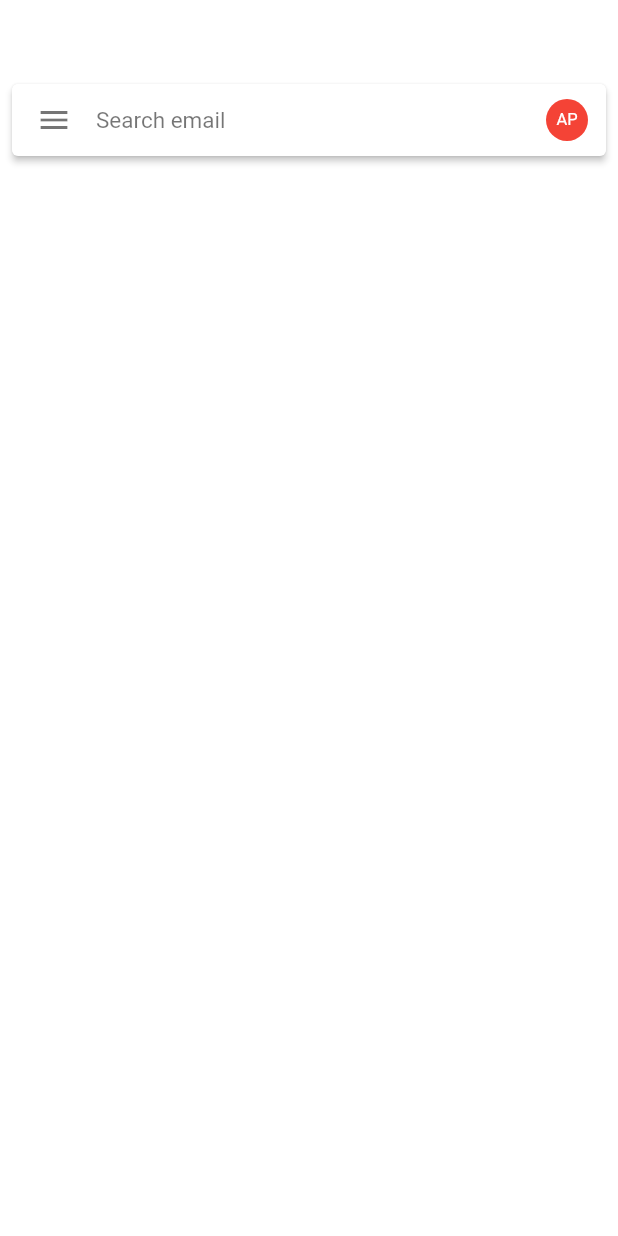
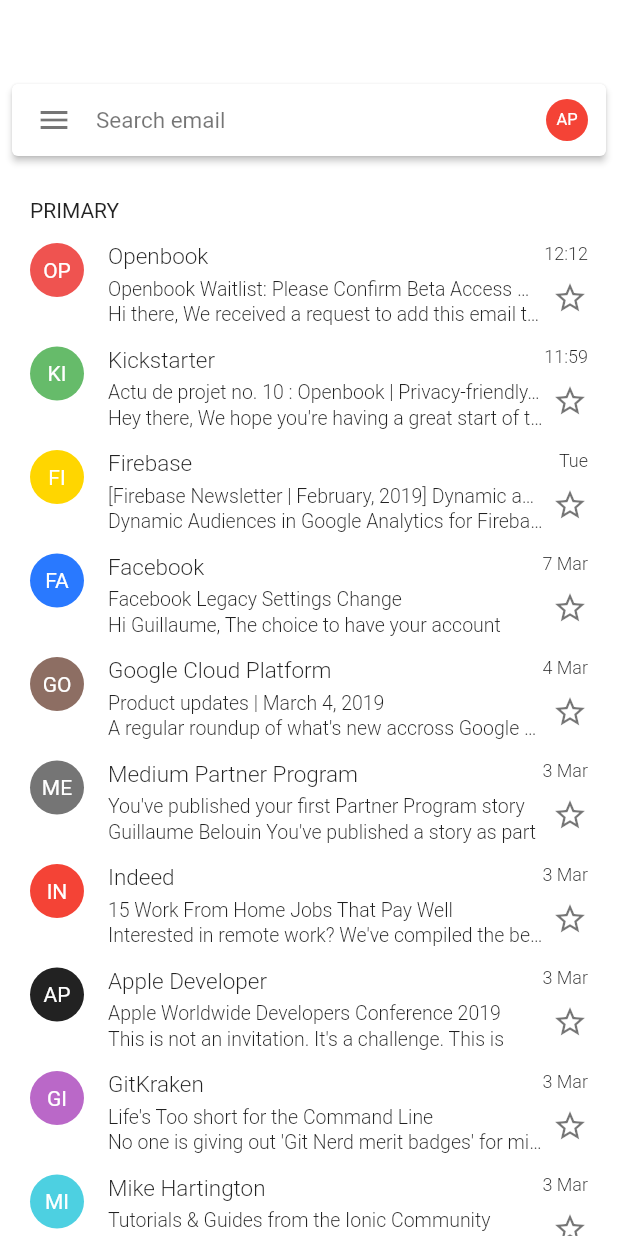
Before and after one commit to Appli-chic/gmail-flutter, a Flutter app: the screen it shows after launch, on a phone screen of 412 x 824 dp. Run offline on Flutter 3.47's test engine with Material 2 defaults, Android fonts, the phone set to English and light mode, and no system bars.

Commit message:
Creating the list of emails.

```diff
--- /dev/null
+++ b/lib/component/mail-item.dart
@@ -0,0 +1,124 @@
+import 'package:flutter/material.dart';
+
+class MailItem extends StatefulWidget {
+  MailItem({
+    Key key,
+    this.title,
+    this.date,
+    this.object,
+    this.message,
+    this.circleColor,
+  }) : super(key: key);
+
+  final String title;
+  final String date;
+  final String object;
+  final String message;
+  final Color circleColor;
+
+  @override
+  _MailItemState createState() => _MailItemState();
+}
+
+class _MailItemState extends State<MailItem> {
+  @override
+  Widget build(BuildContext context) {
+    return Container(
+      margin: EdgeInsets.only(top: 14),
+      child: Row(
+        mainAxisAlignment: MainAxisAlignment.start,
+        crossAxisAlignment: CrossAxisAlignment.start,
+        children: <Widget>[
+          CircleAvatar(
+            maxRadius: 18,
+            backgroundColor: this.widget.circleColor,
+            child: Text(
+              this.widget.title.toUpperCase().substring(0, 2),
+              style: TextStyle(
+                color: Colors.white,
+                fontSize: 14.0,
+              ),
+            ),
+          ),
+          Flexible(
+            child: Container(
+              margin: EdgeInsets.only(left: 16),
+              child: Column(
+                children: <Widget>[
+                  Row(
+                    mainAxisAlignment: MainAxisAlignment.spaceBetween,
+                    crossAxisAlignment: CrossAxisAlignment.start,
+                    children: <Widget>[
+                      Text(
+                        this.widget.title,
+                        style: TextStyle(
+                          color: Colors.black87,
+                          fontWeight: FontWeight.w300,
+                          fontSize: 15,
+                        ),
+                      ),
+                      Text(
+                        this.widget.date,
+                        style: TextStyle(
+                          color: Colors.black87,
+                          fontWeight: FontWeight.w300,
+                          fontSize: 12,
+                        ),
+                      ),
+                    ],
+                  ),
+                  Row(
+                    mainAxisAlignment: MainAxisAlignment.spaceBetween,
+                    children: <Widget>[
+                      Flexible(
+                        child: Column(
+                          mainAxisAlignment: MainAxisAlignment.start,
+                          crossAxisAlignment: CrossAxisAlignment.start,
+                          children: <Widget>[
+                            Container(
+                              margin: EdgeInsets.only(top: 5),
+                              child: Text(
+                                this.widget.object,
+                                style: TextStyle(
+                                  color: Colors.black87,
+                                  fontWeight: FontWeight.w300,
+                                  fontSize: 13,
+                                ),
+                                maxLines: 1,
+                                overflow: TextOverflow.ellipsis,
+                              ),
+                            ),
+                            Container(
+                              margin: EdgeInsets.only(top: 2),
+                              child: Text(
+                                this.widget.message,
+                                style: TextStyle(
+                                  color: Colors.black87,
+                                  fontWeight: FontWeight.w300,
+                                  fontSize: 13,
+                                ),
+                                maxLines: 1,
+                                overflow: TextOverflow.ellipsis,
+                              ),
+                            ),
+                          ],
+                        ),
+                      ),
+                      Container(
+                        margin: EdgeInsets.only(left: 6),
+                        child: Icon(
+                          Icons.star_border,
+                          color: Colors.black54,
+                        ),
+                      ),
+                    ],
+                  )
+                ],
+              ),
+            ),
+          ),
+        ],
+      ),
+    );
+  }
+}
--- a/lib/main.dart
+++ b/lib/main.dart
@@ -1,4 +1,5 @@
 import 'package:flutter/material.dart';
+import 'package:gmail/component/mail-item.dart';
 
 void main() => runApp(MyApp());
 
@@ -28,6 +29,8 @@ class _MyHomePageState extends State<MyHomePage> {
     return Scaffold(
       body: Container(
         color: Colors.white,
+        height: double.infinity,
+        child: SingleChildScrollView(
           child: Column(
             children: <Widget>[
               Card(
@@ -79,8 +82,8 @@ class _MyHomePageState extends State<MyHomePage> {
                             backgroundColor: Colors.red.shade500,
                             child: Text(
                               'AP',
-                            style:
-                                TextStyle(color: Colors.white, fontSize: 11.0),
+                              style: TextStyle(
+                                  color: Colors.white, fontSize: 11.0),
                             ),
                           ),
                         ),
@@ -89,8 +92,92 @@ class _MyHomePageState extends State<MyHomePage> {
                   ),
                 ),
               ),
-
+              ListView(
+                shrinkWrap: true,
+                padding: EdgeInsets.all(20.0),
+                children: <Widget>[
+                  Text('PRIMARY'),
+                  MailItem(
+                    circleColor: Colors.red.shade400,
+                    title: "Openbook",
+                    date: "12:12",
+                    object: "Openbook Waitlist: Please Confirm Beta Access Waitlist",
+                    message: "Hi there, We received a request to add this email to our beta access waitlist.",
+                  ),
+                  MailItem(
+                    circleColor: Colors.green.shade400,
+                    title: "Kickstarter",
+                    date: "11:59",
+                    object: "Actu de projet no. 10 : Openbook | Privacy-friendly, fun & honest",
+                    message: "Hey there, We hope you're having a great start of the weekend.",
+                  ),
+                  MailItem(
+                    circleColor: Colors.yellowAccent.shade700,
+                    title: "Firebase",
+                    date: "Tue",
+                    object: "[Firebase Newsletter | February, 2019] Dynamic audiences",
+                    message: "Dynamic Audiences in Google Analytics for Firebase",
+                  ),
+                  MailItem(
+                    circleColor: Colors.blueAccent.shade400,
+                    title: "Facebook",
+                    date: "7 Mar",
+                    object: "Facebook Legacy Settings Change",
+                    message: "Hi Guillaume, The choice to have your account",
+                  ),
+                  MailItem(
+                    circleColor: Colors.brown.shade400,
+                    title: "Google Cloud Platform",
+                    date: "4 Mar",
+                    object: "Product updates | March 4, 2019",
+                    message: "A regular roundup of what's new accross Google Cloud Platform",
+                  ),
+                  MailItem(
+                    circleColor: Colors.black54,
+                    title: "Medium Partner Program",
+                    date: "3 Mar",
+                    object: "You've published your first Partner Program story",
+                    message: "Guillaume Belouin You've published a story as part",
+                  ),
+                  MailItem(
+                    circleColor: Colors.red.shade500,
+                    title: "Indeed",
+                    date: "3 Mar",
+                    object: "15 Work From Home Jobs That Pay Well",
+                    message: "Interested in remote work? We've compiled the best",
+                  ),
+                  MailItem(
+                    circleColor: Colors.black87,
+                    title: "Apple Developer",
+                    date: "3 Mar",
+                    object: "Apple Worldwide Developers Conference 2019",
+                    message: "This is not an invitation. It's a challenge. This is",
+                  ),
+                  MailItem(
+                    circleColor: Colors.purple.shade300,
+                    title: "GitKraken",
+                    date: "3 Mar",
+                    object: "Life's Too short for the Command Line",
+                    message: "No one is giving out 'Git Nerd merit badges' for misguided.",
+                  ),
+                  MailItem(
+                    circleColor: Colors.cyan.shade300,
+                    title: "Mike Hartington",
+                    date: "3 Mar",
+                    object: "Tutorials & Guides from the Ionic Community",
+                    message: "Hey Guillaume, here's the most popular content from the Ionic community.",
+                  ),
+                  MailItem(
+                    circleColor: Colors.red.shade300,
+                    title: "Heroku",
+                    date: "3 Mar",
+                    object: "Heroku in 2019: Advancing Developer Experiences",
+                    message: "In an AWS VPC. Auto Cert Management, More than",
+                  ),
                 ],
+              ),
+            ],
+          ),
         ),
       ),
     );
```
Lines whose indentation alone changed are shown as unchanged.
